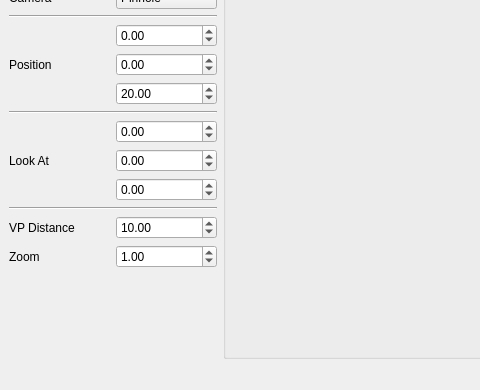
The window that GUI/MainWindow.ui (faalbers/faaray) describes before a commit, drawn with Qt 5; both pictures show x 0 to 480 and y 335 to 725 of the 807 by 725 pixel window.
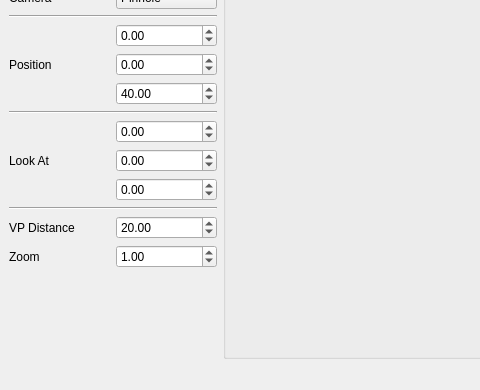
The same window after the commit.

Commit message: Changed camera values

The edit to the form file:
```diff
--- a/GUI/MainWindow.ui
+++ b/GUI/MainWindow.ui
@@ -331,7 +331,7 @@
              <double>1000000.000000000000000</double>
             </property>
             <property name="value">
-             <double>20.000000000000000</double>
+             <double>40.000000000000000</double>
             </property>
            </widget>
           </item>
@@ -416,7 +416,7 @@
            <double>1000000.000000000000000</double>
           </property>
           <property name="value">
-           <double>10.000000000000000</double>
+           <double>20.000000000000000</double>
           </property>
          </widget>
         </item>
```
